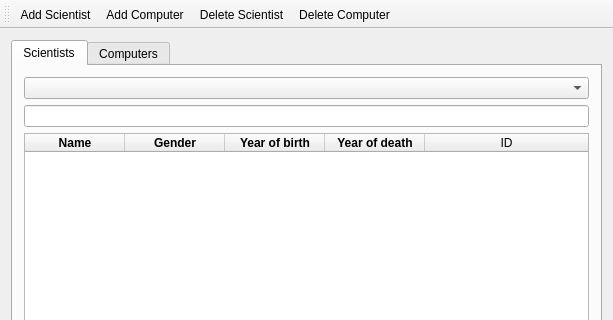
First picture: the form in mainwindow.ui, repository VLN1-Hopur23/VLN1-Hopur23, before the edit; both pictures show x 0 to 613 and y 0 to 320 of the 613 by 525 pixel window.
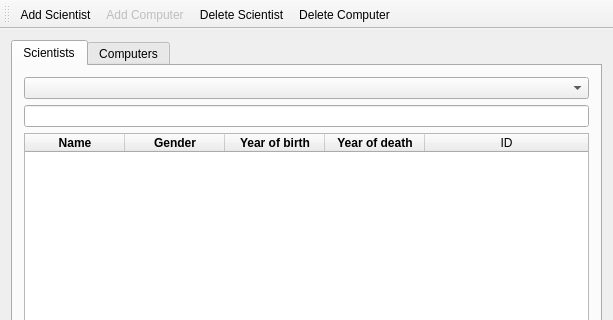
Second picture: the form after the edit. The open tabs and pages were chosen to show the change. Icons and pictures are not drawn.

```diff
--- a/mainwindow.ui
+++ b/mainwindow.ui
@@ -248,6 +248,9 @@
   </widget>
   <widget class="QStatusBar" name="statusBar"/>
   <widget class="QToolBar" name="mainToolBar">
+   <property name="enabled">
+    <bool>true</bool>
+   </property>
    <attribute name="toolBarArea">
     <enum>TopToolBarArea</enum>
    </attribute>
@@ -275,6 +278,9 @@
    </property>
   </action>
   <action name="action_add_Computer">
+   <property name="enabled">
+    <bool>false</bool>
+   </property>
    <property name="icon">
     <iconset resource="resources.qrc">
      <normaloff>:/icons/images/add_computer.png</normaloff>:/icons/images/add_computer.png</iconset>
@@ -284,6 +290,9 @@
    </property>
   </action>
   <action name="action_remove_scientist">
+   <property name="enabled">
+    <bool>true</bool>
+   </property>
    <property name="icon">
     <iconset resource="resources.qrc">
      <normaloff>:/icons/images/remove_scientist.png</normaloff>:/icons/images/remove_scientist.png</iconset>
```
Left out of the diff: 10 changed lines with no effect on the pictures.
